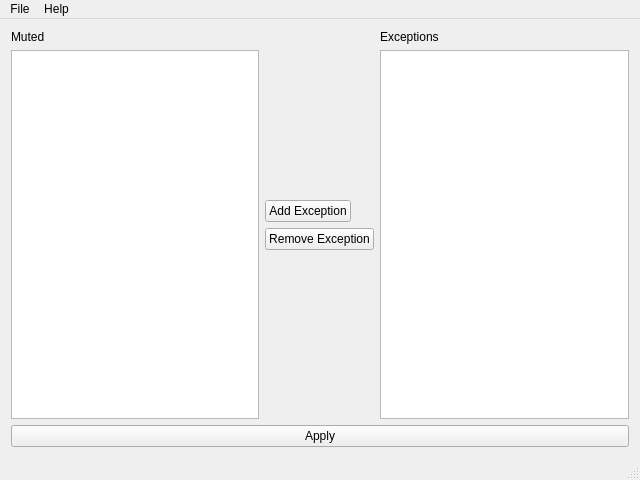
Qt form src/MainWindow.ui (Chainsawkitten/MuteExceptions) before a commit.
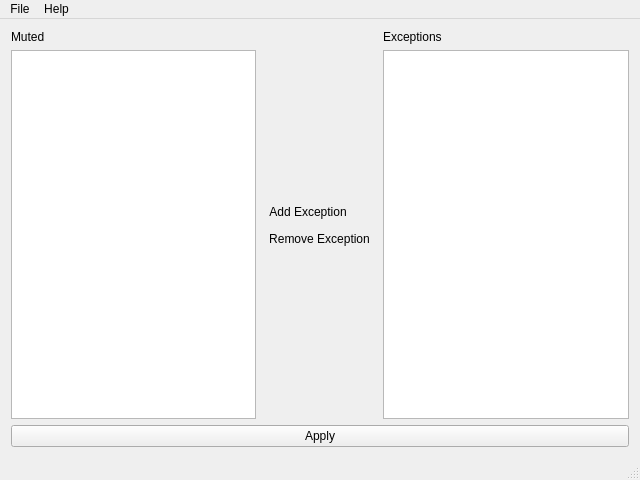
The same form after that commit. Icons and pictures are not drawn.

Commit message: Add icons for add and remove exception

Diff of the .ui file:
```diff
--- a/src/MainWindow.ui
+++ b/src/MainWindow.ui
@@ -37,20 +37,52 @@
          <set>Qt::AlignLeading|Qt::AlignLeft|Qt::AlignVCenter</set>
         </property>
         <item row="0" column="0">
-         <widget class="QPushButton" name="addExceptionButton">
+         <widget class="QToolButton" name="addExceptionButton">
+          <property name="toolTip">
+           <string>Add Exception</string>
+          </property>
           <property name="layoutDirection">
            <enum>Qt::LeftToRight</enum>
           </property>
           <property name="text">
            <string>Add Exception</string>
           </property>
+          <property name="icon">
+           <iconset resource="../resources/resources.qrc">
+            <normaloff>:/MuteExceptions/right.png</normaloff>:/MuteExceptions/right.png</iconset>
+          </property>
+          <property name="iconSize">
+           <size>
+            <width>32</width>
+            <height>32</height>
+           </size>
+          </property>
+          <property name="autoRaise">
+           <bool>true</bool>
+          </property>
          </widget>
         </item>
         <item row="1" column="0">
-         <widget class="QPushButton" name="removeExceptionButton">
+         <widget class="QToolButton" name="removeExceptionButton">
+          <property name="toolTip">
+           <string>Remove Exception</string>
+          </property>
           <property name="text">
            <string>Remove Exception</string>
           </property>
+          <property name="icon">
+           <iconset resource="../resources/resources.qrc">
+            <normaloff>:/MuteExceptions/left.png</normaloff>:/MuteExceptions/left.png</iconset>
+          </property>
+          <property name="iconSize">
+           <size>
+            <width>32</width>
+            <height>32</height>
+           </size>
+          </property>
+          <property name="autoRaise">
+           <bool>true</bool>
+          </property>
          </widget>
         </item>
        </layout>
```
The commit also changes 3 other files.
